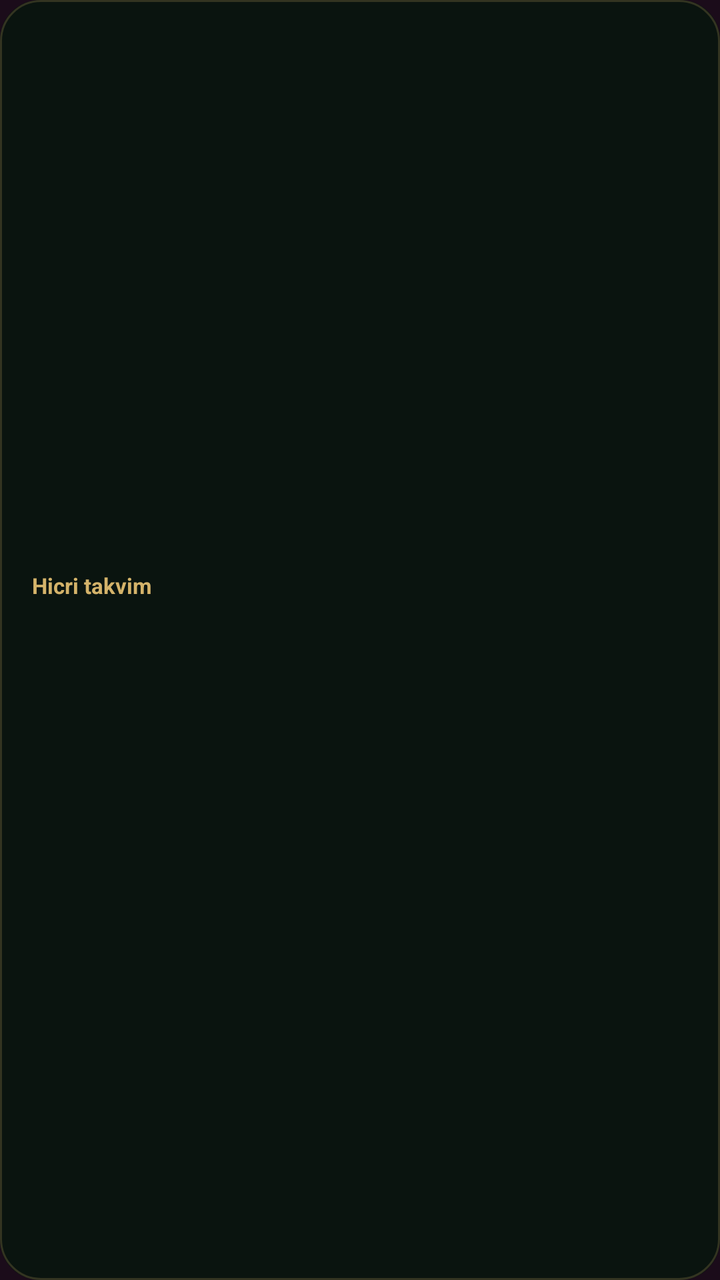
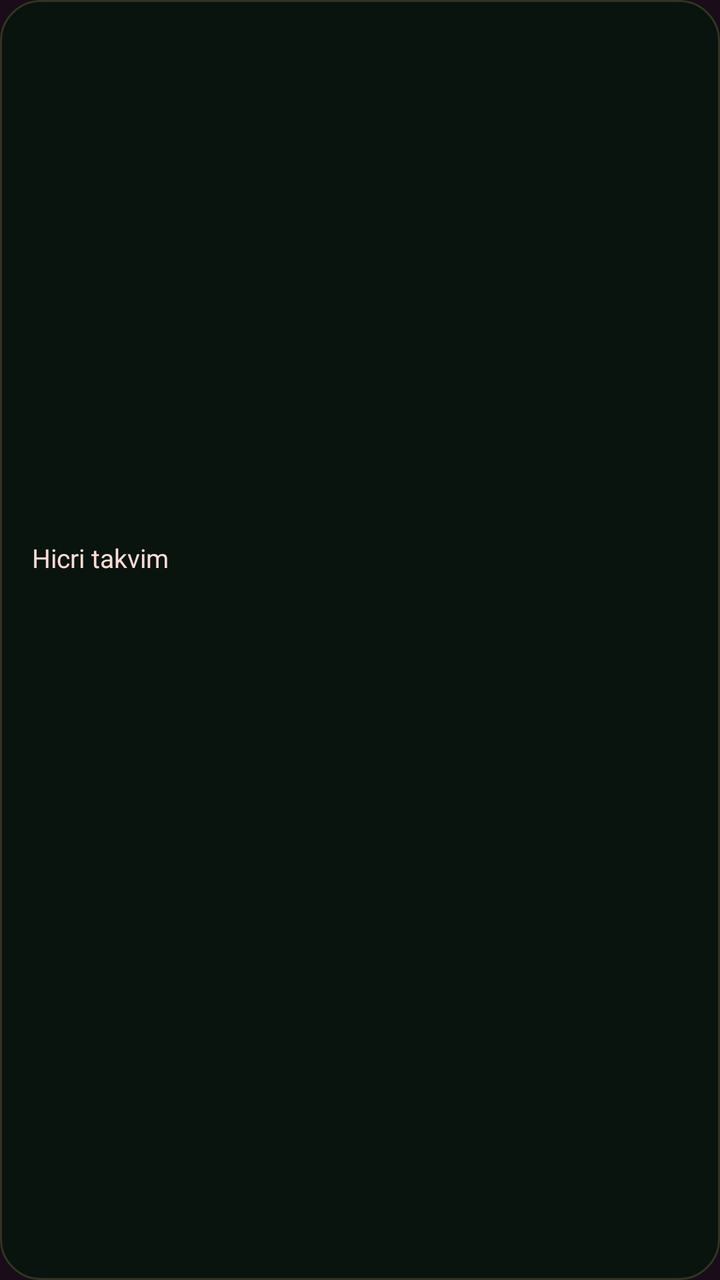

Screens rendered from an Android XML layout before and after an edit, with the pre-edit source and the edit as a unified diff.
<!-- AndroidManifest.xml: application theme Theme.HudaQuran -->
<!-- res/layout/widget_hijri_ramadan.xml -->
<?xml version="1.0" encoding="utf-8"?>
<LinearLayout xmlns:android="http://schemas.android.com/apk/res/android"
    android:id="@+id/hijri_widget_root"
    android:layout_width="match_parent"
    android:layout_height="match_parent"
    android:background="@drawable/widget_background"
    android:contentDescription="@string/hijri_widget_accessibility"
    android:gravity="center_vertical"
    android:orientation="vertical"
    android:padding="16dp">

    <TextView
        android:layout_width="wrap_content"
        android:layout_height="wrap_content"
        android:text="@string/hijri_widget_title"
        android:textColor="#D4B36A"
        android:textSize="11sp"
        android:textStyle="bold" />
    <TextView
        android:id="@+id/hijri_widget_date"
        android:layout_width="match_parent"
        android:layout_height="wrap_content"
        android:layout_marginTop="6dp"
        android:ellipsize="end"
        android:maxLines="1"
        android:textColor="#F3EEDF"
        android:textSize="20sp"
        android:textStyle="bold" />
    <TextView
        android:id="@+id/hijri_widget_status"
        android:layout_width="match_parent"
        android:layout_height="wrap_content"
        android:layout_marginTop="4dp"
        android:ellipsize="end"
        android:maxLines="1"
        android:textColor="#A9B3A6"
        android:textSize="13sp" />
</LinearLayout>
<!-- resources referenced by this layout -->
<resources>
  <!-- drawable widget_background (drawable) -->
  <?xml version="1.0" encoding="utf-8"?>
  <layer-list xmlns:android="http://schemas.android.com/apk/res/android">
      <item>
          <shape android:shape="rectangle">
              <solid android:color="#0A140F" />
              <corners android:radius="20dp" />
          </shape>
      </item>
      <item>
          <shape android:shape="rectangle">
              <stroke android:width="1dp" android:color="#33D4B36A" />
              <corners android:radius="20dp" />
          </shape>
      </item>
  </layer-list>
  <string name="hijri_widget_accessibility">Hicri tarihi ve Ramazan bilgisini gösterir. Ayrıntılar için dokunun.</string>
  <string name="hijri_widget_title">Hicri takvim</string>
  <style name="Theme.HudaQuran" parent="@android:style/Theme.Material.NoActionBar">
          <item name="android:windowBackground">@color/sakura_ink</item>
          <item name="android:colorBackground">@color/sakura_ink</item>
          <item name="android:statusBarColor">@android:color/transparent</item>
          <item name="android:navigationBarColor">@color/sakura_ink</item>
      </style>
  <color name="sakura_ink">#FF1B0C1A</color>
</resources>

<!-- the commit's change to res/layout/widget_hijri_ramadan.xml (unified diff, before → after) -->
@@ -13,9 +13,8 @@
         android:layout_width="wrap_content"
         android:layout_height="wrap_content"
         android:text="@string/hijri_widget_title"
-        android:textColor="#D4B36A"
-        android:textSize="11sp"
-        android:textStyle="bold" />
+        android:textColor="@color/sakura_blossom"
+        android:textSize="13sp" />
     <TextView
         android:id="@+id/hijri_widget_date"
         android:layout_width="match_parent"
@@ -23,9 +22,19 @@
         android:layout_marginTop="6dp"
         android:ellipsize="end"
         android:maxLines="1"
-        android:textColor="#F3EEDF"
-        android:textSize="20sp"
+        android:textColor="@color/sakura_blossom"
+        android:textSize="24sp"
         android:textStyle="bold" />
+
+    <TextView
+        android:id="@+id/hijri_widget_gregorian"
+        android:layout_width="match_parent"
+        android:layout_height="wrap_content"
+        android:layout_marginTop="3dp"
+        android:ellipsize="end"
+        android:maxLines="1"
+        android:textColor="@color/sakura_blossom"
+        android:textSize="13sp" />
     <TextView
         android:id="@+id/hijri_widget_status"
         android:layout_width="match_parent"
@@ -33,6 +42,6 @@
         android:layout_marginTop="4dp"
         android:ellipsize="end"
         android:maxLines="1"
-        android:textColor="#A9B3A6"
-        android:textSize="13sp" />
+        android:textColor="@color/sakura_blossom"
+        android:textSize="14sp" />
 </LinearLayout>
<!-- resource entries referenced after the edit -->
@@ -1,5 +1,6 @@
 <!-- resources referenced by this layout -->
 <resources>
+  <color name="sakura_blossom">#FFFADCD5</color>
   <!-- drawable widget_background (drawable) -->
   <?xml version="1.0" encoding="utf-8"?>
   <layer-list xmlns:android="http://schemas.android.com/apk/res/android">
